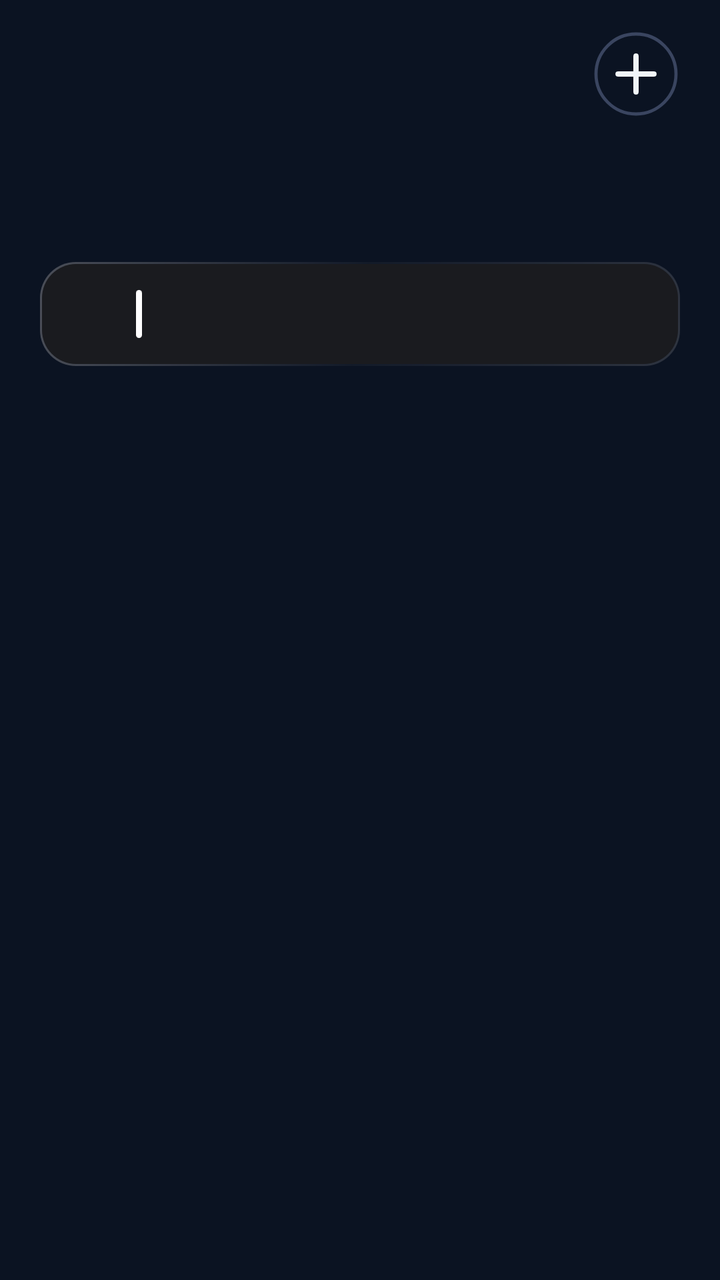
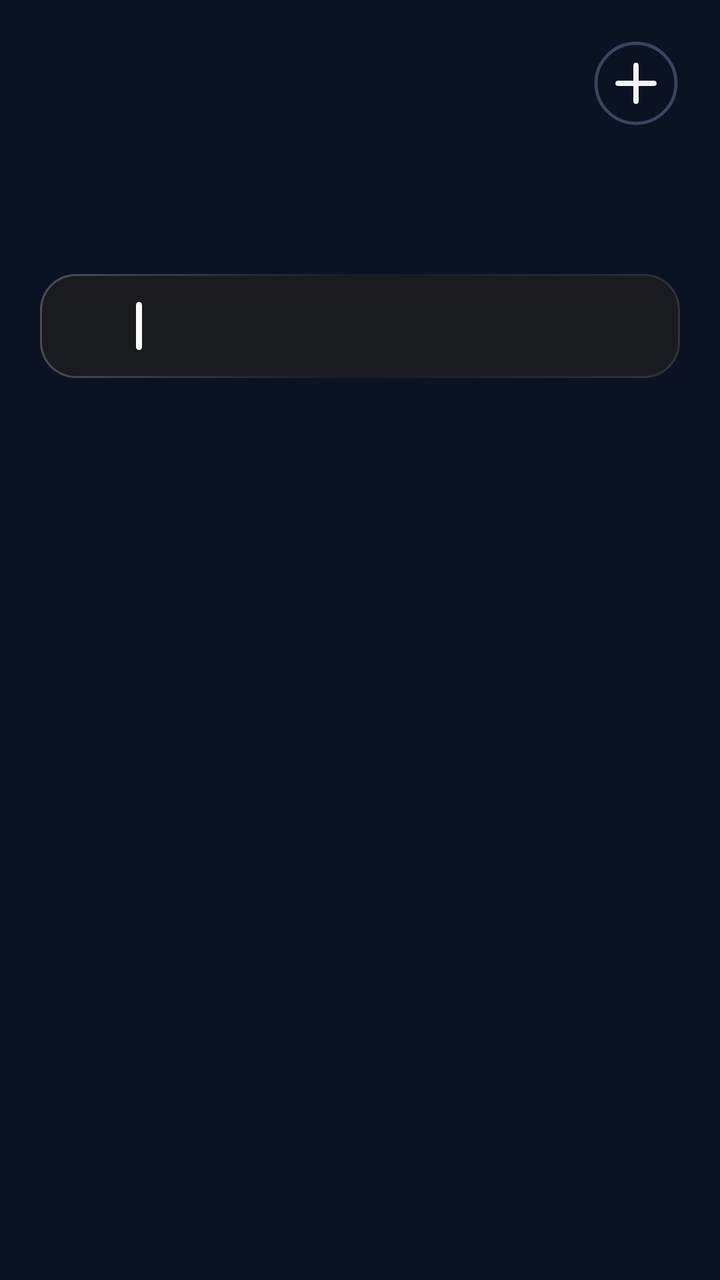

An Android layout rendered at two revisions. The XML below is the earlier revision; the diff shows what the commit changed to produce the second picture.
<!-- AndroidManifest.xml: application theme AppTheme -->
<!-- res/layout/cal_k1.xml -->
<?xml version="1.0" encoding="utf-8"?>
<FrameLayout
    xmlns:android="http://schemas.android.com/apk/res/android"
    android:id="@+id/root"
    android:layout_width="match_parent"
    android:layout_height="match_parent"
    android:padding="0dp">

    <ImageView
        android:id="@+id/cal_bg"
        android:layout_width="match_parent"
        android:layout_height="match_parent"
        android:importantForAccessibility="no"
        android:scaleType="fitXY" />
    <LinearLayout
        android:id="@+id/panel"
        android:layout_width="match_parent"
        android:layout_height="match_parent"
        android:background="@drawable/cal_panel"
        android:orientation="vertical"
        android:paddingStart="20dp"
        android:paddingTop="13dp"
        android:paddingEnd="20dp"
        android:paddingBottom="14dp">

        
        <LinearLayout
            android:layout_width="match_parent"
            android:layout_height="48dp"
            android:gravity="center_vertical"
            android:orientation="horizontal">
        
        <ImageView
            android:id="@+id/cal_day"
            android:layout_width="wrap_content"
            android:layout_height="33.4dp"
            android:layout_gravity="top"
            android:layout_marginTop="6.6dp"
            android:adjustViewBounds="true"
            android:scaleType="fitStart" />

            <LinearLayout
                android:layout_width="0dp"
                android:layout_height="wrap_content"
                android:layout_marginStart="12dp"
                android:layout_weight="1"
                android:orientation="vertical">
                <ImageView
                    android:id="@+id/cal_month"
                    android:layout_width="match_parent"
                    android:layout_height="23dp"
                    android:adjustViewBounds="true"
                    android:scaleType="fitStart" />
                <ImageView
                    android:id="@+id/cal_sub"
                    android:layout_width="match_parent"
                    android:layout_height="18dp"
                    android:adjustViewBounds="true"
                    android:layout_marginTop="2dp"
                    android:scaleType="fitStart" />
            </LinearLayout>

            <ImageView
                android:id="@+id/btn_add"
                android:layout_width="44dp"
                android:layout_height="44dp"
                android:contentDescription="New event"
                android:src="@drawable/ic_cal_add" />
        </LinearLayout>

        
        <LinearLayout
            android:layout_width="match_parent"
            android:layout_height="54dp"
            android:layout_marginTop="8dp"
            android:orientation="horizontal">
            <LinearLayout
                android:layout_width="0dp"
                android:layout_height="match_parent"
                android:layout_weight="1"
                android:gravity="center_horizontal"
                android:orientation="vertical">
                
                <LinearLayout
                    android:id="@+id/wk_col_0"
                    android:layout_width="40dp"
                    android:layout_height="match_parent"
                    android:gravity="center_horizontal"
                    android:orientation="vertical"
                    android:paddingTop="4dp">
                    <ImageView
                        android:id="@+id/wk_label_0"
                        android:layout_width="wrap_content"
                        android:layout_height="16dp"
                        android:adjustViewBounds="true"
                        android:scaleType="fitCenter" />
                    <ImageView
                        android:id="@+id/wk_num_0"
                        android:layout_width="wrap_content"
                        android:layout_height="34dp"
                        android:adjustViewBounds="true"
                        android:layout_marginTop="0dp"
                        android:scaleType="fitCenter" />
                </LinearLayout>
            </LinearLayout>
            <LinearLayout
                android:layout_width="0dp"
                android:layout_height="match_parent"
                android:layout_weight="1"
                android:gravity="center_horizontal"
                android:orientation="vertical">
                
                <LinearLayout
                    android:id="@+id/wk_col_1"
                    android:layout_width="40dp"
                    android:layout_height="match_parent"
                    android:gravity="center_horizontal"
                    android:orientation="vertical"
                    android:paddingTop="4dp">
                    <ImageView
                        android:id="@+id/wk_label_1"
                        android:layout_width="wrap_content"
                        android:layout_height="16dp"
                        android:adjustViewBounds="true"
                        android:scaleType="fitCenter" />
                    <ImageView
                        android:id="@+id/wk_num_1"
                        android:layout_width="wrap_content"
                        android:layout_height="34dp"
                        android:adjustViewBounds="true"
                        android:layout_marginTop="0dp"
                        android:scaleType="fitCenter" />
                </LinearLayout>
            </LinearLayout>
            <LinearLayout
                android:layout_width="0dp"
                android:layout_height="match_parent"
                android:layout_weight="1"
                android:gravity="center_horizontal"
                android:orientation="vertical">
                
                <LinearLayout
                    android:id="@+id/wk_col_2"
                    android:layout_width="40dp"
                    android:layout_height="match_parent"
                    android:gravity="center_horizontal"
                    android:orientation="vertical"
                    android:paddingTop="4dp">
                    <ImageView
                        android:id="@+id/wk_label_2"
                        android:layout_width="wrap_content"
                        android:layout_height="16dp"
                        android:adjustViewBounds="true"
                        android:scaleType="fitCenter" />
                    <ImageView
                        android:id="@+id/wk_num_2"
                        android:layout_width="wrap_content"
                        android:layout_height="34dp"
                        android:adjustViewBounds="true"
                        android:layout_marginTop="0dp"
                        android:scaleType="fitCenter" />
                </LinearLayout>
            </LinearLayout>
            <LinearLayout
                android:layout_width="0dp"
                android:layout_height="match_parent"
                android:layout_weight="1"
                android:gravity="center_horizontal"
                android:orientation="vertical">
                
                <LinearLayout
                    android:id="@+id/wk_col_3"
                    android:layout_width="40dp"
                    android:layout_height="match_parent"
                    android:gravity="center_horizontal"
                    android:orientation="vertical"
                    android:paddingTop="4dp">
                    <ImageView
                        android:id="@+id/wk_label_3"
                        android:layout_width="wrap_content"
                        android:layout_height="16dp"
                        android:adjustViewBounds="true"
                        android:scaleType="fitCenter" />
                    <ImageView
                        android:id="@+id/wk_num_3"
                        android:layout_width="wrap_content"
                        android:layout_height="34dp"
                        android:adjustViewBounds="true"
                        android:layout_marginTop="0dp"
                        android:scaleType="fitCenter" />
                </LinearLayout>
            </LinearLayout>
            <LinearLayout
                android:layout_width="0dp"
                android:layout_height="match_parent"
                android:layout_weight="1"
                android:gravity="center_horizontal"
                android:orientation="vertical">
                
                <LinearLayout
                    android:id="@+id/wk_col_4"
                    android:layout_width="40dp"
                    android:layout_height="match_parent"
                    android:gravity="center_horizontal"
                    android:orientation="vertical"
                    android:paddingTop="4dp">
                    <ImageView
                        android:id="@+id/wk_label_4"
                        android:layout_width="wrap_content"
                        android:layout_height="16dp"
                        android:adjustViewBounds="true"
                        android:scaleType="fitCenter" />
                    <ImageView
                        android:id="@+id/wk_num_4"
                        android:layout_width="wrap_content"
                        android:layout_height="34dp"
                        android:adjustViewBounds="true"
                        android:layout_marginTop="0dp"
                        android:scaleType="fitCenter" />
                </LinearLayout>
            </LinearLayout>
            <LinearLayout
                android:layout_width="0dp"
                android:layout_height="match_parent"
                android:layout_weight="1"
                android:gravity="center_horizontal"
                android:orientation="vertical">
                
                <LinearLayout
                    android:id="@+id/wk_col_5"
                    android:layout_width="40dp"
                    android:layout_height="match_parent"
                    android:gravity="center_horizontal"
                    android:orientation="vertical"
                    android:paddingTop="4dp">
                    <ImageView
                        android:id="@+id/wk_label_5"
                        android:layout_width="wrap_content"
                        android:layout_height="16dp"
                        android:adjustViewBounds="true"
                        android:scaleType="fitCenter" />
                    <ImageView
                        android:id="@+id/wk_num_5"
                        android:layout_width="wrap_content"
                        android:layout_height="34dp"
                        android:adjustViewBounds="true"
                        android:layout_marginTop="0dp"
                        android:scaleType="fitCenter" />
                </LinearLayout>
            </LinearLayout>
            <LinearLayout
                android:layout_width="0dp"
                android:layout_height="match_parent"
                android:layout_weight="1"
                android:gravity="center_horizontal"
                android:orientation="vertical">
                
                <LinearLayout
                    android:id="@+id/wk_col_6"
                    android:layout_width="40dp"
                    android:layout_height="match_parent"
                    android:gravity="center_horizontal"
                    android:orientation="vertical"
                    android:paddingTop="4dp">
                    <ImageView
                        android:id="@+id/wk_label_6"
                        android:layout_width="wrap_content"
                        android:layout_height="16dp"
                        android:adjustViewBounds="true"
                        android:scaleType="fitCenter" />
                    <ImageView
                        android:id="@+id/wk_num_6"
                        android:layout_width="wrap_content"
                        android:layout_height="34dp"
                        android:adjustViewBounds="true"
                        android:layout_marginTop="0dp"
                        android:scaleType="fitCenter" />
                </LinearLayout>
            </LinearLayout>
        </LinearLayout>


        
        <LinearLayout
            android:id="@+id/cal_events"
            android:layout_width="match_parent"
            android:layout_height="wrap_content"
            android:layout_marginTop="8dp"
            android:background="@drawable/cal_card"
            android:orientation="vertical"
            android:paddingTop="4dp"
            android:paddingBottom="4dp"
            android:paddingEnd="12dp">
            <LinearLayout
                android:id="@+id/cal_row_0"
                android:layout_width="match_parent"
                android:layout_height="44dp"
                android:gravity="center_vertical"
                android:orientation="horizontal">
                
                <LinearLayout
                    android:id="@+id/cal_day_0"
                    android:layout_width="44dp"
                    android:layout_height="wrap_content"
                    android:gravity="center_horizontal"
                    android:orientation="vertical">
                    <ImageView
                        android:id="@+id/cal_dname_0"
                        android:layout_width="wrap_content"
                        android:layout_height="12dp"
                        android:adjustViewBounds="true"
                        android:scaleType="fitCenter" />
                    <ImageView
                        android:id="@+id/cal_dnum_0"
                        android:layout_width="wrap_content"
                        android:layout_height="20dp"
                        android:adjustViewBounds="true"
                        android:scaleType="fitCenter" />
                </LinearLayout>
                <ImageView
                    android:id="@+id/cal_bar_0"
                    android:layout_width="3dp"
                    android:layout_height="24dp"
                    android:layout_marginStart="4dp"
                    android:layout_marginEnd="10dp"
                    android:scaleType="fitXY"
                    android:src="@drawable/cal_bar" />
                <LinearLayout
                    android:layout_width="0dp"
                    android:layout_height="wrap_content"
                    android:layout_weight="1"
                    android:orientation="vertical">
                    <ImageView
                        android:id="@+id/cal_title_0"
                        android:layout_width="match_parent"
                        android:layout_height="19dp"
                        android:adjustViewBounds="true"
                        android:scaleType="fitStart" />
                    <LinearLayout
                        android:layout_width="match_parent"
                        android:layout_height="wrap_content"
                        android:orientation="horizontal">
                        <ImageView
                            android:id="@+id/cal_time_0"
                            android:layout_width="wrap_content"
                            android:layout_height="14dp"
                            android:adjustViewBounds="true"
                            android:scaleType="fitStart" />
                        <ImageView
                            android:id="@+id/cal_hint_0"
                            android:layout_width="wrap_content"
                            android:layout_height="14dp"
                            android:adjustViewBounds="true"
                            android:layout_marginStart="8dp"
                            android:scaleType="fitStart" />
                    </LinearLayout>
                </LinearLayout>
            </LinearLayout>
        </LinearLayout>
    </LinearLayout>
</FrameLayout>
<!-- resources referenced by this layout -->
<resources>
  <!-- drawable cal_bar (drawable) -->
  <?xml version="1.0" encoding="utf-8"?>
  <shape xmlns:android="http://schemas.android.com/apk/res/android" android:shape="rectangle">
      <solid android:color="#FFFFFFFF" />
      <corners android:radius="2dp" />
  </shape>
  <!-- drawable cal_card (drawable) -->
  <?xml version="1.0" encoding="utf-8"?>
  <layer-list xmlns:android="http://schemas.android.com/apk/res/android">
      <item>
          <shape android:shape="rectangle">
              <corners android:radius="18dp" />
              <gradient
                  android:angle="315"
                  android:centerColor="#08F3ECE8"
                  android:endColor="#26F3ECE8"
                  android:startColor="#45F3ECE8" />
          </shape>
      </item>
      <item
          android:bottom="1dp"
          android:left="1dp"
          android:right="1dp"
          android:top="1dp">
          <shape android:shape="rectangle">
              <corners android:radius="17dp" />
              <solid android:color="#FF1A1B1F" />
          </shape>
      </item>
  </layer-list>
  <!-- drawable cal_panel (drawable) -->
  <?xml version="1.0" encoding="utf-8"?>
  <shape xmlns:android="http://schemas.android.com/apk/res/android" android:shape="rectangle">
      <solid android:color="#00000000" />
      <corners android:radius="@dimen/widget_radius" />
  </shape>
  <!-- drawable ic_cal_add (drawable) -->
  <?xml version="1.0" encoding="utf-8"?>
  <vector xmlns:android="http://schemas.android.com/apk/res/android"
      android:width="44dp"
      android:height="44dp"
      android:viewportWidth="44"
      android:viewportHeight="44">
      <path
          android:pathData="M22,22m-20,0a20,20 0,1 1,40 0a20,20 0,1 1,-40 0"
          android:strokeColor="#FF3A4560"
          android:strokeWidth="1.6" />
      <path
          android:pathData="M13,22L31,22M22,13L22,31"
          android:strokeColor="#FFF1F5F9"
          android:strokeLineCap="round"
          android:strokeWidth="2.6" />
  </vector>
  <style name="AppTheme" parent="@android:style/Theme.DeviceDefault.NoActionBar">
          <item name="android:colorAccent">#DF8B35</item>
          <item name="android:colorControlActivated">#DF8B35</item>
          <item name="android:windowBackground">#0B1322</item>
          <item name="android:statusBarColor">#0E111A</item>
          <item name="android:navigationBarColor">#0B1322</item>
          <item name="android:textColorHint">#718096</item>
      </style>
  <dimen name="widget_radius">28dp</dimen>
</resources>

<!-- the commit's change to res/layout/cal_k1.xml (unified diff, before → after) -->
@@ -26,8 +26,8 @@
         
         <LinearLayout
             android:layout_width="match_parent"
-            android:layout_height="48dp"
-            android:gravity="center_vertical"
+            android:layout_height="51dp"
+            android:gravity="top"
             android:orientation="horizontal">
         
         <ImageView
@@ -43,6 +43,7 @@
                 android:layout_width="0dp"
                 android:layout_height="wrap_content"
                 android:layout_marginStart="12dp"
+                android:layout_marginTop="2.5dp"
                 android:layout_weight="1"
                 android:orientation="vertical">
                 <ImageView
@@ -64,6 +65,7 @@
                 android:id="@+id/btn_add"
                 android:layout_width="44dp"
                 android:layout_height="44dp"
+                android:layout_marginTop="6.6dp"
                 android:contentDescription="New event"
                 android:src="@drawable/ic_cal_add" />
         </LinearLayout>
@@ -72,18 +74,16 @@
         <LinearLayout
             android:layout_width="match_parent"
             android:layout_height="54dp"
-            android:layout_marginTop="8dp"
+            android:layout_marginTop="9.1dp"
             android:orientation="horizontal">
             <LinearLayout
-                android:layout_width="0dp"
-                android:layout_height="match_parent"
-                android:layout_weight="1"
-                android:gravity="center_horizontal"
+                android:layout_width="40dp"
+                android:layout_height="match_parent"
                 android:orientation="vertical">
                 
                 <LinearLayout
                     android:id="@+id/wk_col_0"
-                    android:layout_width="40dp"
+                    android:layout_width="match_parent"
                     android:layout_height="match_parent"
                     android:gravity="center_horizontal"
                     android:orientation="vertical"
@@ -103,16 +103,18 @@
                         android:scaleType="fitCenter" />
                 </LinearLayout>
             </LinearLayout>
-            <LinearLayout
-                android:layout_width="0dp"
-                android:layout_height="match_parent"
-                android:layout_weight="1"
-                android:gravity="center_horizontal"
+            <FrameLayout
+                android:layout_width="0dp"
+                android:layout_height="1dp"
+                android:layout_weight="1" />
+            <LinearLayout
+                android:layout_width="40dp"
+                android:layout_height="match_parent"
                 android:orientation="vertical">
                 
                 <LinearLayout
                     android:id="@+id/wk_col_1"
-                    android:layout_width="40dp"
+                    android:layout_width="match_parent"
                     android:layout_height="match_parent"
                     android:gravity="center_horizontal"
                     android:orientation="vertical"
@@ -132,16 +134,18 @@
                         android:scaleType="fitCenter" />
                 </LinearLayout>
             </LinearLayout>
-            <LinearLayout
-                android:layout_width="0dp"
-                android:layout_height="match_parent"
-                android:layout_weight="1"
-                android:gravity="center_horizontal"
+            <FrameLayout
+                android:layout_width="0dp"
+                android:layout_height="1dp"
+                android:layout_weight="1" />
+            <LinearLayout
+                android:layout_width="40dp"
+                android:layout_height="match_parent"
                 android:orientation="vertical">
                 
                 <LinearLayout
                     android:id="@+id/wk_col_2"
-                    android:layout_width="40dp"
+                    android:layout_width="match_parent"
                     android:layout_height="match_parent"
                     android:gravity="center_horizontal"
                     android:orientation="vertical"
@@ -161,16 +165,18 @@
                         android:scaleType="fitCenter" />
                 </LinearLayout>
             </LinearLayout>
-            <LinearLayout
-                android:layout_width="0dp"
-                android:layout_height="match_parent"
-                android:layout_weight="1"
-                android:gravity="center_horizontal"
+            <FrameLayout
+                android:layout_width="0dp"
+                android:layout_height="1dp"
+                android:layout_weight="1" />
+            <LinearLayout
+                android:layout_width="40dp"
+                android:layout_height="match_parent"
                 android:orientation="vertical">
                 
                 <LinearLayout
                     android:id="@+id/wk_col_3"
-                    android:layout_width="40dp"
+                    android:layout_width="match_parent"
                     android:layout_height="match_parent"
                     android:gravity="center_horizontal"
                     android:orientation="vertical"
@@ -190,16 +196,18 @@
                         android:scaleType="fitCenter" />
                 </LinearLayout>
             </LinearLayout>
-            <LinearLayout
-                android:layout_width="0dp"
-                android:layout_height="match_parent"
-                android:layout_weight="1"
-                android:gravity="center_horizontal"
+            <FrameLayout
+                android:layout_width="0dp"
+                android:layout_height="1dp"
+                android:layout_weight="1" />
+            <LinearLayout
+                android:layout_width="40dp"
+                android:layout_height="match_parent"
                 android:orientation="vertical">
                 
                 <LinearLayout
                     android:id="@+id/wk_col_4"
-                    android:layout_width="40dp"
+                    android:layout_width="match_parent"
                     android:layout_height="match_parent"
                     android:gravity="center_horizontal"
                     android:orientation="vertical"
@@ -219,16 +227,18 @@
                         android:scaleType="fitCenter" />
                 </LinearLayout>
             </LinearLayout>
-            <LinearLayout
-                android:layout_width="0dp"
-                android:layout_height="match_parent"
-                android:layout_weight="1"
-                android:gravity="center_horizontal"
+            <FrameLayout
+                android:layout_width="0dp"
+                android:layout_height="1dp"
+                android:layout_weight="1" />
+            <LinearLayout
+                android:layout_width="40dp"
+                android:layout_height="match_parent"
                 android:orientation="vertical">
                 
                 <LinearLayout
                     android:id="@+id/wk_col_5"
-                    android:layout_width="40dp"
+                    android:layout_width="match_parent"
                     android:layout_height="match_parent"
                     android:gravity="center_horizontal"
                     android:orientation="vertical"
@@ -248,16 +258,18 @@
                         android:scaleType="fitCenter" />
                 </LinearLayout>
             </LinearLayout>
-            <LinearLayout
-                android:layout_width="0dp"
-                android:layout_height="match_parent"
-                android:layout_weight="1"
-                android:gravity="center_horizontal"
+            <FrameLayout
+                android:layout_width="0dp"
+                android:layout_height="1dp"
+                android:layout_weight="1" />
+            <LinearLayout
+                android:layout_width="40dp"
+                android:layout_height="match_parent"
                 android:orientation="vertical">
                 
                 <LinearLayout
                     android:id="@+id/wk_col_6"
-                    android:layout_width="40dp"
+                    android:layout_width="match_parent"
                     android:layout_height="match_parent"
                     android:gravity="center_horizontal"
                     android:orientation="vertical"
@@ -285,7 +297,7 @@
             android:id="@+id/cal_events"
             android:layout_width="match_parent"
             android:layout_height="wrap_content"
-            android:layout_marginTop="8dp"
+            android:layout_marginTop="10dp"
             android:background="@drawable/cal_card"
             android:orientation="vertical"
             android:paddingTop="4dp"
